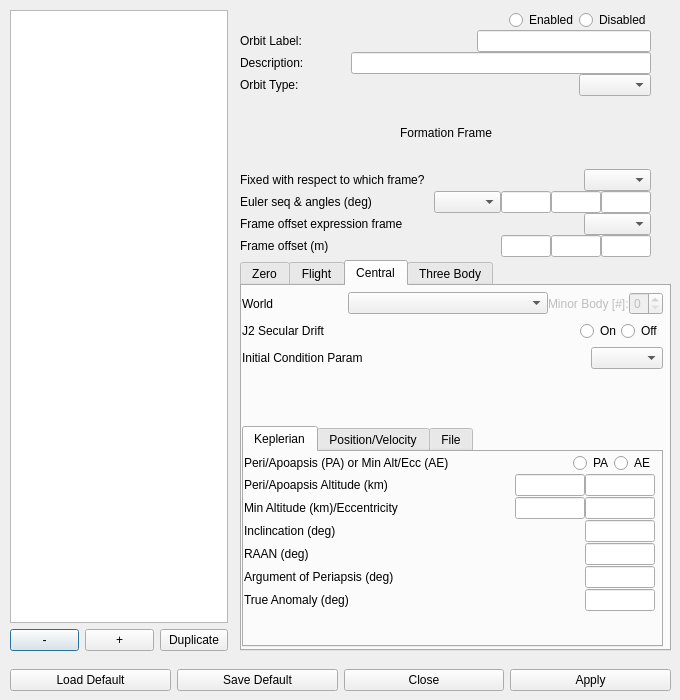
The window that dsm_gui/orb_menu.ui (pavelgalchenko/dsm_gui) describes before a commit, drawn with Qt 5.
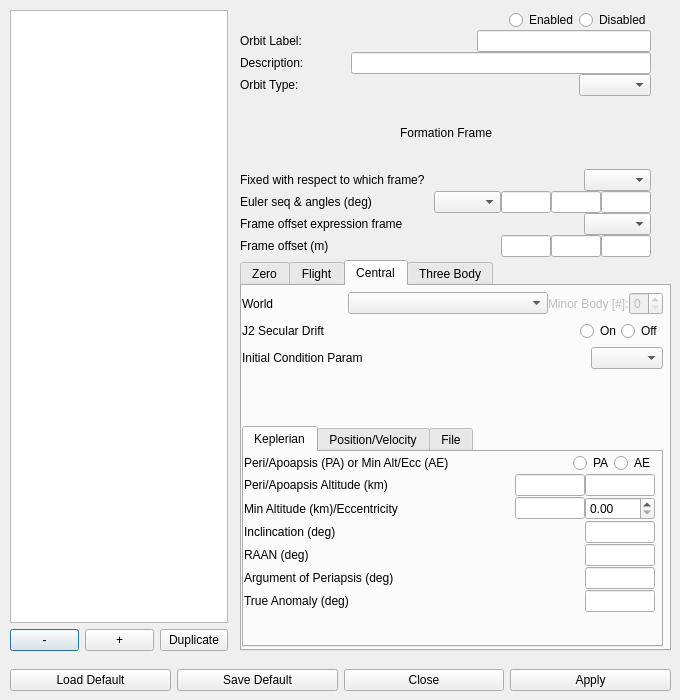
The same window after the commit. The open tabs and pages were chosen to show the change.

```diff
--- a/dsm_gui/orb_menu.ui
+++ b/dsm_gui/orb_menu.ui
@@ -595,7 +595,7 @@
             </widget>
            </item>
            <item>
-            <widget class="QLineEdit" name="orbCentKepEcc">
+            <widget class="QDoubleSpinBox" name="orbCentKepEcc">
              <property name="minimumSize">
               <size>
                <width>70</width>
```
Left out of the diff: 5 changed lines with no effect on the pictures.
